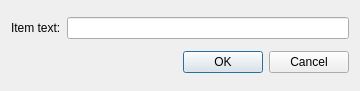
Qt form qgis/src/ui/qgscomposerlegenditemdialogbase.ui (sourcepole/qgis) before a commit.
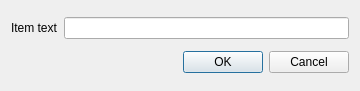
The same form after that commit.

Commit message: HIG compliance for composer and it's dialogs

The edit to the form file:
```diff
--- a/qgis/src/ui/qgscomposerlegenditemdialogbase.ui
+++ b/qgis/src/ui/qgscomposerlegenditemdialogbase.ui
@@ -16,7 +16,10 @@
    <item row="0" column="0" >
     <widget class="QLabel" name="mItemTextLabel" >
      <property name="text" >
-      <string>Item text:</string>
+      <string>Item text</string>
+     </property>
+     <property name="buddy" >
+      <cstring>mItemTextLineEdit</cstring>
      </property>
     </widget>
    </item>
```
Left out of the diff: 8 changed lines with no effect on the pictures. The commit also changes 7 other files.
